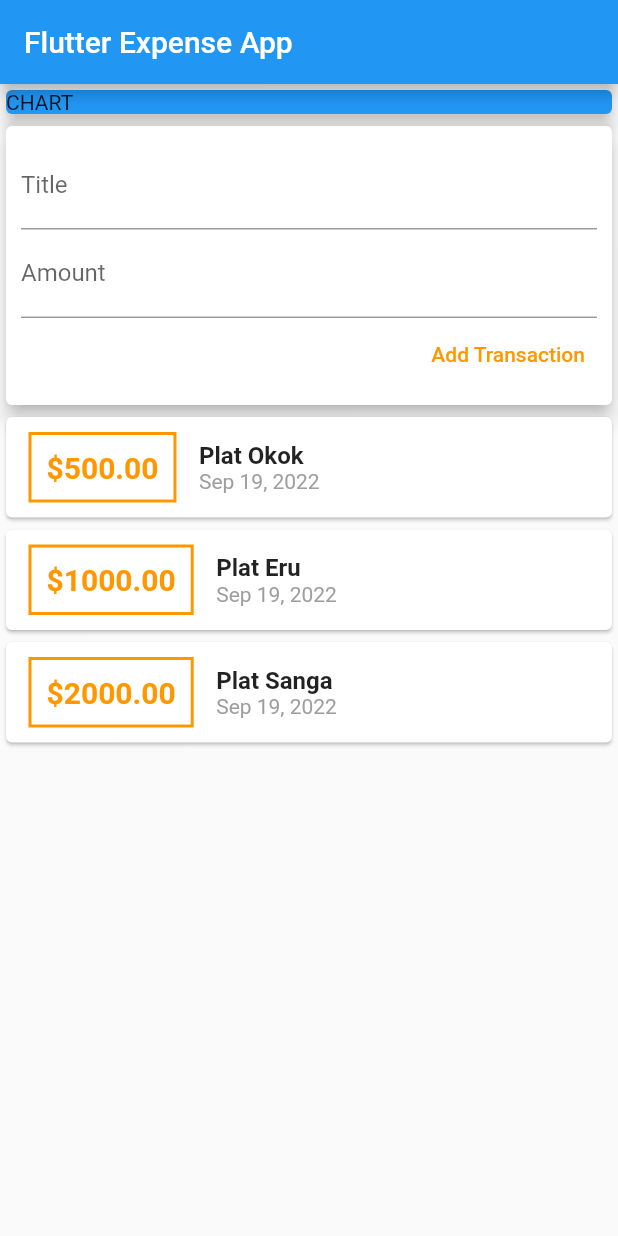
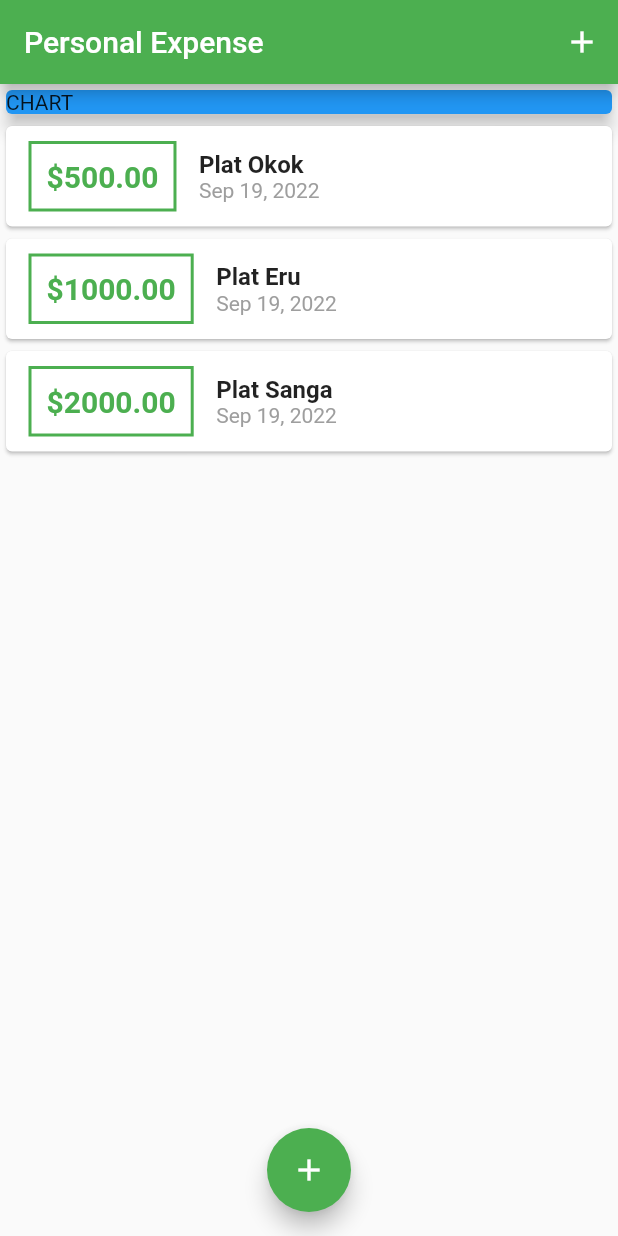
Before and after one commit to darkcode932/expense_app, a Flutter app: the screen it shows after launch, on a phone screen of 412 x 824 dp. Run offline on Flutter 3.47's test engine with Material 2 defaults, Android fonts, the phone set to English and light mode, and no system bars.

Commit message:
add bottonSheet and configure themedata color

```diff
--- a/lib/main.dart
+++ b/lib/main.dart
@@ -1,8 +1,9 @@
 import 'package:flutter/material.dart';
 import 'package:intl/intl.dart';
+import './widgets/new_transaction.dart';
 
 import 'models/transaction.dart';
-import './widgets/user_transactions.dart';
+import './widgets/transaction_list.dart';
 
 void main() {
   runApp(const MyApp());
@@ -15,24 +16,64 @@ class MyApp extends StatelessWidget {
   @override
   Widget build(BuildContext context) {
     return MaterialApp(
-      title: 'Flutter Expense App',
+      title: 'Personal Expense',
       theme: ThemeData(
-        primarySwatch: Colors.blue,
+        primarySwatch: Colors.green,
       ),
       home: MyHomePage(),
     );
   }
 }
 
-class MyHomePage extends StatelessWidget {
-  //String? titleInput;
-  //String? amountInput;
+class MyHomePage extends StatefulWidget {
+  @override
+  State<MyHomePage> createState() => _MyHomePageState();
+}
+
+class _MyHomePageState extends State<MyHomePage> {
+  final List<Transaction> _userTransaction = [
+    Transaction(
+        id: 't1', title: 'Plat Okok', amount: 500, date: DateTime.now()),
+    Transaction(
+        id: 't2', title: 'Plat Eru', amount: 1000, date: DateTime.now()),
+    Transaction(
+        id: 't3', title: 'Plat Sanga', amount: 2000, date: DateTime.now()),
+  ];
+
+  void _addNewTransaction(String txTitle, double txAmount) {
+    final newTx = Transaction(
+        id: DateTime.now().toString(),
+        title: txTitle,
+        amount: txAmount,
+        date: DateTime.now());
+
+    setState(() {
+      _userTransaction.add(newTx);
+    });
+  }
+
+  void _startAddNewTransaction(BuildContext ctx) {
+    showModalBottomSheet(
+        context: ctx,
+        builder: (_) {
+          return GestureDetector(
+            onTap: () {},
+            child: NewTransaction(_addNewTransaction),
+            behavior: HitTestBehavior.opaque,
+          );
+        });
+  }
 
   @override
   Widget build(BuildContext context) {
     return Scaffold(
       appBar: AppBar(
-          title: Text('Flutter Expense App'),
+        title: Text('Personal Expense'),
+        actions: <Widget>[
+          IconButton(
+              onPressed: () => _startAddNewTransaction(context),
+              icon: Icon(Icons.add))
+        ],
       ),
       body: SingleChildScrollView(
         child: Column(
@@ -47,11 +88,17 @@ class MyHomePage extends StatelessWidget {
                 elevation: 5,
               ),
             ),
-              UserTransactions(),
+            TransactionList(_userTransaction),
           ],
         ),
 
         // This trailing comma makes auto-formatting nicer for build methods.
-        ));
+      ),
+      floatingActionButtonLocation: FloatingActionButtonLocation.centerFloat,
+      floatingActionButton: FloatingActionButton(
+        onPressed: () => _startAddNewTransaction(context),
+        child: Icon(Icons.add),
+      ),
+    );
   }
 }
--- a/lib/widgets/transaction_list.dart
+++ b/lib/widgets/transaction_list.dart
@@ -23,13 +23,14 @@ class TransactionList extends StatelessWidget {
                     margin: EdgeInsets.symmetric(vertical: 10, horizontal: 15),
                     padding: EdgeInsets.all(10),
                     decoration: BoxDecoration(
-                        border: Border.all(color: Colors.orange, width: 2)),
+                        border: Border.all(
+                            color: Theme.of(context).primaryColor, width: 2)),
                     child: Text(
                       '\$${transactions[index].amount.toStringAsFixed(2)}',
                       style: TextStyle(
                           fontWeight: FontWeight.bold,
                           fontSize: 20,
-                          color: Colors.orange),
+                          color: Theme.of(context).primaryColor),
                     ),
                   ),
                   Column(
--- a/lib/widgets/user_transactions.dart
+++ /dev/null
@@ -1,47 +0,0 @@
-import 'package:flutter/cupertino.dart';
-import 'package:flutter/src/foundation/key.dart';
-import 'package:flutter/src/widgets/framework.dart';
-
-import './new_transaction.dart';
-import './transaction_list.dart';
-import '../models/transaction.dart';
-
-class UserTransactions extends StatefulWidget {
-  const UserTransactions({Key? key}) : super(key: key);
-
-  @override
-  State<UserTransactions> createState() => _UserTransactionsState();
-}
-
-class _UserTransactionsState extends State<UserTransactions> {
-  final List<Transaction> _userTransaction = [
-    Transaction(
-        id: 't1', title: 'Plat Okok', amount: 500, date: DateTime.now()),
-    Transaction(
-        id: 't2', title: 'Plat Eru', amount: 1000, date: DateTime.now()),
-    Transaction(
-        id: 't3', title: 'Plat Sanga', amount: 2000, date: DateTime.now()),
-  ];
-
-  void _addNewTransaction(String txTitle, double txAmount) {
-    final newTx = Transaction(
-        id: DateTime.now().toString(),
-        title: txTitle,
-        amount: txAmount,
-        date: DateTime.now());
-
-    setState(() {
-      _userTransaction.add(newTx);
-    });
-  }
-
-  @override
-  Widget build(BuildContext context) {
-    return Column(
-      children: <Widget>[
-        NewTransaction(_addNewTransaction),
-        TransactionList(_userTransaction),
-      ],
-    );
-  }
-}
```
Also changed, not shown: lib/widgets/new_transaction.dart (+13 -4 lines). Lines whose indentation alone changed are shown as unchanged.
